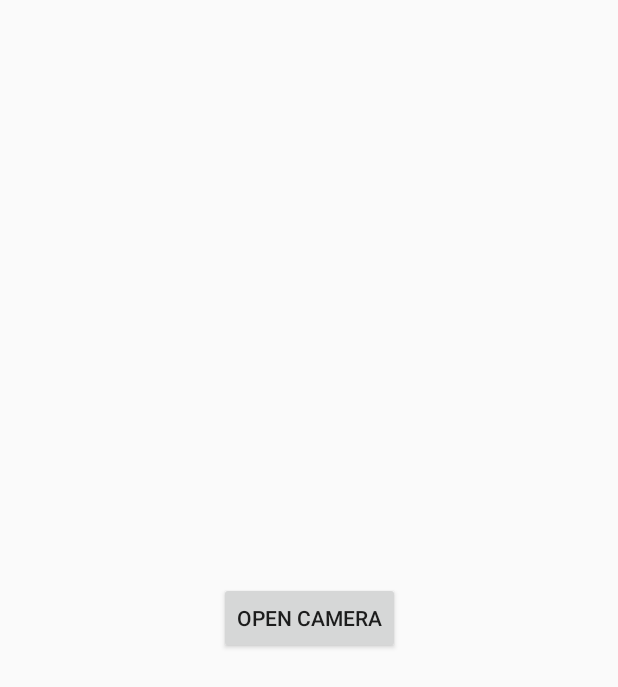
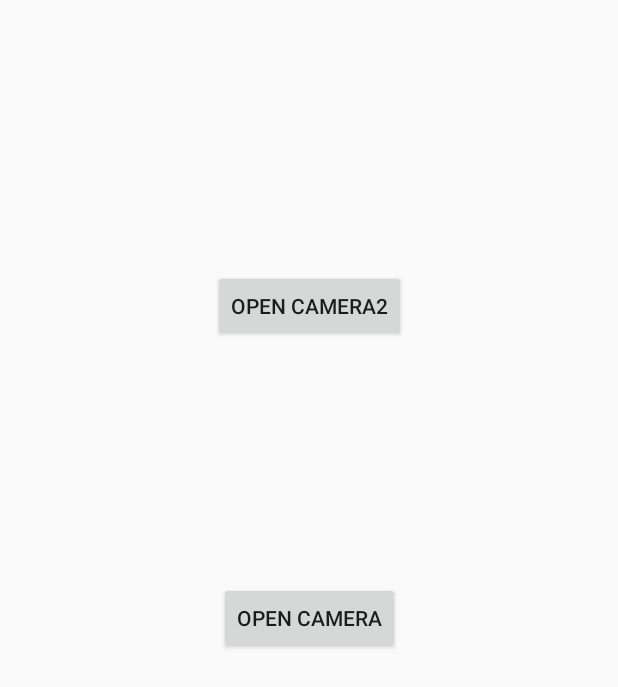
Before and after one commit to desaco1989/SunCamera, an Android app: the screen it shows after launch (MainActivity), on a phone screen of 412 x 824 dp. Shown: the top 687 px of the screen. Run offline under Robolectric (Android 15) with nearby library versions, the phone set to English and light mode, and no system bars; our stand-ins replace ButterKnife; libraries missing offline, so code that uses them is left out: com.yanzhenjie.permission; 3 statements that could not run were skipped.

Commit message:
1.设置开机默认该app为主界面

```diff
--- a/app/src/main/java/cn/tongue/tonguecamera/util/CameraUtil.java
+++ b/app/src/main/java/cn/tongue/tonguecamera/util/CameraUtil.java
@@ -223,8 +223,8 @@ public class CameraUtil {
         int i = 0;
         for(int x=0;x<list.size();x++){
             Size s = list.get(x);
-            // camera 中的宽度和高度 相反
-            if((s.width == th) && (s.height == minWidth)){
+            // camera 中的宽度和高度 相反 因为测试板子原因 这里暂时 替换 && 为 ||
+            if((s.width == th) || (s.height == minWidth)){
                 i = x;
                 break;
             }
--- a/app/src/main/res/layout/activity_main.xml
+++ b/app/src/main/res/layout/activity_main.xml
@@ -16,4 +16,15 @@
         app:layout_constraintRight_toRightOf="parent"
         app:layout_constraintTop_toTopOf="parent" />
 
+    <Button
+        android:id="@+id/btn_camera2"
+        android:layout_width="wrap_content"
+        android:layout_height="wrap_content"
+        android:text="open camera2"
+        app:layout_constraintBottom_toTopOf="@+id/btn_camera"
+        android:layout_marginTop="20dp"
+        app:layout_constraintLeft_toLeftOf="parent"
+        app:layout_constraintRight_toRightOf="parent"
+        app:layout_constraintTop_toTopOf="parent" />
+
 </android.support.constraint.ConstraintLayout>
```
Also changed, not shown: app/src/main/AndroidManifest.xml (+12 -0 lines), app/src/main/java/cn/tongue/tonguecamera/OpenReceiver.java (added, +30 -0 lines).
